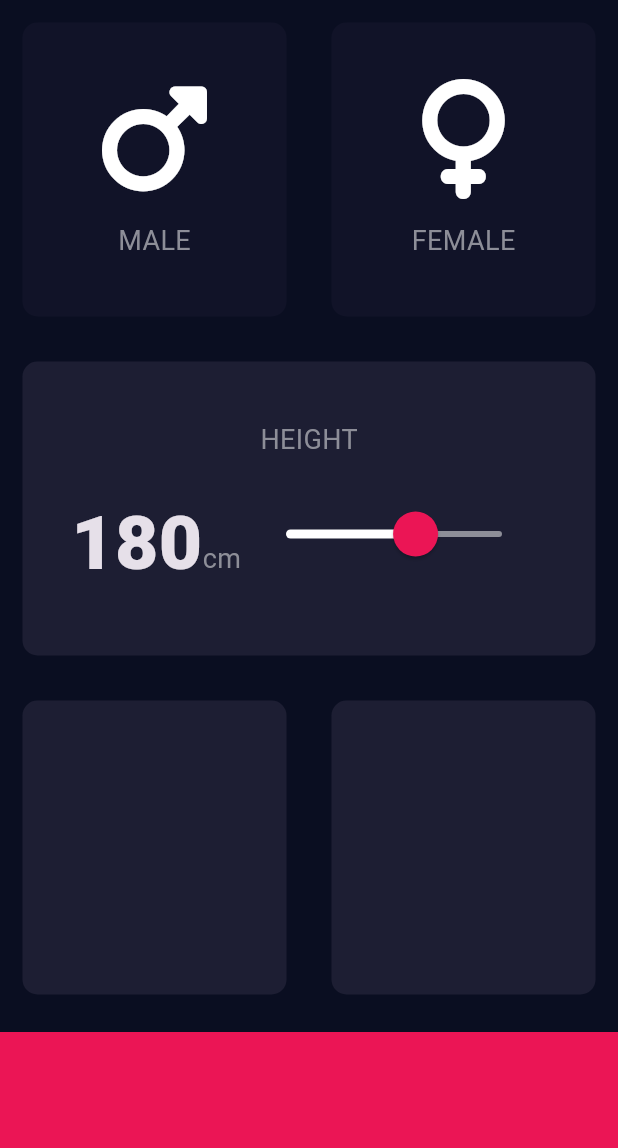
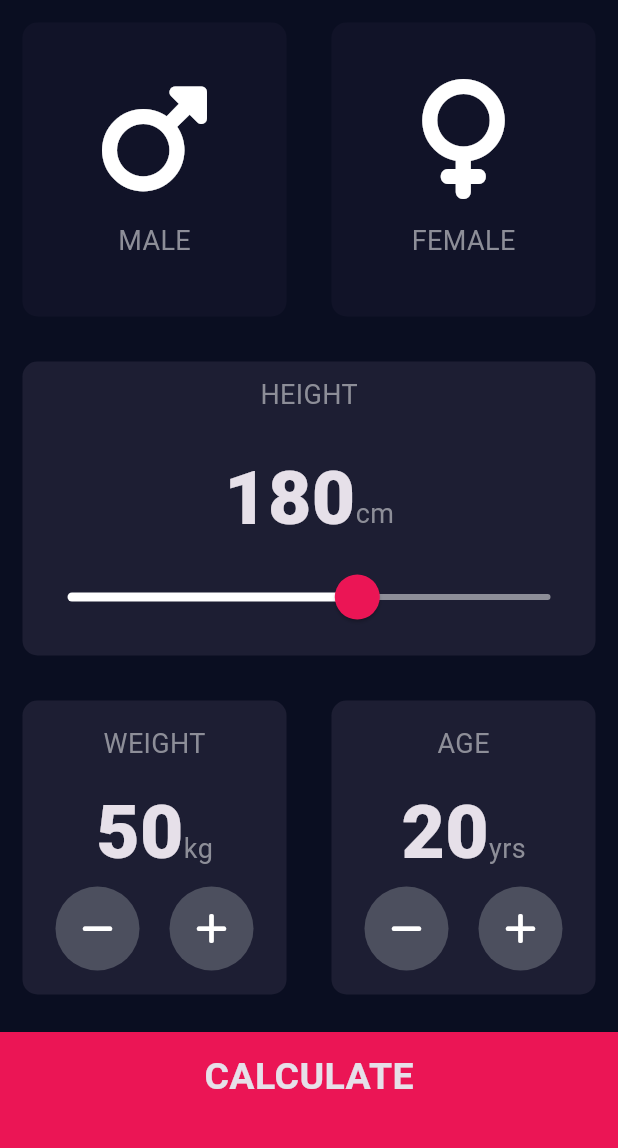
Before and after one commit to Arnoldmosha60/BMI-CALCULATOR, a Flutter app: the screen it shows after launch, on a phone screen of 412 x 824 dp, the part 84-1232 px from its top. Run offline on Flutter 3.47's test engine with Material 3 defaults, Android fonts, the phone set to English and light mode, and no system bars; our stand-ins replace font_awesome_flutter.

Commit message:
Second Commit. Completed

```diff
--- /dev/null
+++ b/lib/calculator_brain.dart
@@ -0,0 +1,36 @@
+import 'dart:math';
+
+class CalculatorBrain {
+  final int weight;
+  final int height;
+
+  CalculatorBrain(
+      {required this.weight, required this.height});
+
+  late final double _bmi;
+
+  String bmi() {
+    _bmi = weight / pow(height / 100, 2);
+    return _bmi.toStringAsFixed(1);
+  }
+
+  String getResult() {
+    if (_bmi >= 25) {
+      return 'Overweight';
+    } else if (_bmi >= 18.5) {
+      return 'Normal';
+    } else {
+      return 'Underweight';
+    }
+  }
+
+  String getInterpretation() {
+    if (_bmi >= 25) {
+      return 'You have a higher than normal body weight. Try to exercise more';
+    } else if (_bmi >= 18.5) {
+      return 'You have a normal body weight. Good job';
+    } else {
+      return 'You have a lower than normal body weight. You can eat a bit more';
+    }
+  }
+}
--- /dev/null
+++ b/lib/components/bottom_button.dart
@@ -0,0 +1,33 @@
+import 'package:flutter/material.dart';
+import '../constants.dart';
+
+class BottomButton extends StatelessWidget {
+  const BottomButton({
+    super.key,
+    required this.onTap,
+    required this.label,
+  });
+
+  final onTap;
+  final String label;
+
+  @override
+  Widget build(BuildContext context) {
+    return GestureDetector(
+      onTap: onTap,
+      child: Container(
+        color: kBottomContainerColor,
+        margin: const EdgeInsets.only(top: 10.0),
+        width: double.infinity,
+        height: kBottomContainerHeight,
+        padding: const EdgeInsets.only(bottom: 20.0),
+        child: Center(
+          child: Text(
+            label,
+            style: kLargeTextStyle,
+          ),
+        ),
+      ),
+    );
+  }
+}
--- a/lib/icon_content.dart
+++ b/lib/components/icon_content.dart
@@ -1,5 +1,5 @@
 import 'package:flutter/material.dart';
-import 'constants.dart';
+import '../constants.dart';
 
 class IconContent extends StatelessWidget {
   final IconData icon;
--- /dev/null
+++ b/lib/components/round_icon_button.dart
@@ -0,0 +1,25 @@
+import 'package:flutter/material.dart';
+import '../constants.dart';
+
+class RoundIconButton extends StatelessWidget {
+  const RoundIconButton(
+      {super.key, required this.icon, required this.onPressed});
+
+  final IconData icon;
+  final onPressed;
+
+  @override
+  Widget build(BuildContext context) {
+    return RawMaterialButton(
+      onPressed: onPressed,
+      elevation: 0.0,
+      constraints: const BoxConstraints.tightFor(
+        width: 56.0,
+        height: 56.0,
+      ),
+      shape: const CircleBorder(),
+      fillColor: const Color(0xFF4C4F5E),
+      child: Icon(icon),
+    );
+  }
+}
--- a/lib/input_page.dart
+++ /dev/null
@@ -1,166 +0,0 @@
-import 'package:flutter/foundation.dart';
-import 'package:flutter/material.dart';
-import 'package:font_awesome_flutter/font_awesome_flutter.dart';
-import 'reusable_card.dart';
-import 'icon_content.dart';
-import 'constants.dart';
-
-enum Gender { male, female }
-
-class InputPage extends StatefulWidget {
-  const InputPage({super.key});
-
-  @override
-  _InputPageState createState() => _InputPageState();
-}
-
-class _InputPageState extends State<InputPage> {
-  Gender? selectedGender;
-  int height = 180;
-
-  @override
-  Widget build(BuildContext context) {
-    return Scaffold(
-      appBar: AppBar(
-        title: const Text('BMI CALCULATOR'),
-      ),
-      body: Column(
-        crossAxisAlignment: CrossAxisAlignment.stretch,
-        children: [
-          Expanded(
-            child: Row(
-              children: [
-                Expanded(
-                  child: ReusableCard(
-                    onPress: () {
-                      setState(() {
-                        selectedGender = Gender.male;
-                      });
-                    },
-                    colour: selectedGender == Gender.male
-                        ? kActiveCardColor
-                        : kInactiveCardColor,
-                    cardChild: const IconContent(
-                      icon: FontAwesomeIcons.mars,
-                      label: 'MALE',
-                    ),
-                  ),
-                ),
-                Expanded(
-                  child: ReusableCard(
-                    onPress: () {
-                      setState(() {
-                        selectedGender = Gender.female;
-                      });
-                    },
-                    colour: selectedGender == Gender.female
-                        ? kActiveCardColor
-                        : kInactiveCardColor,
-                    cardChild: const IconContent(
-                      icon: FontAwesomeIcons.venus,
-                      label: 'FEMALE',
-                    ),
-                  ),
-                ),
-              ],
-            ),
-          ),
-          Expanded(
-            child: ReusableCard(
-              onPress: () {
-                if (kDebugMode) {
-                  print('object');
-                }
-              },
-              colour: kActiveCardColor,
-              cardChild: Column(
-                mainAxisAlignment: MainAxisAlignment.center,
-                children: [
-                  const Text(
-                    'HEIGHT',
-                    style: kTextStyle,
-                  ),
-                  const SizedBox(
-                    height: 20.0,
-                  ),
-                  Row(
-                    mainAxisAlignment: MainAxisAlignment.center,
-                    crossAxisAlignment: CrossAxisAlignment.baseline,
-                    textBaseline: TextBaseline.alphabetic,
-                    children: [
-                      Text(
-                        height.toString(),
-                        style: kTextStyle1,
-                      ),
-                      const Text(
-                        'cm',
-                        style: kTextStyle,
-                      ),
-                      SliderTheme(
-                        data: SliderTheme.of(context).copyWith(
-                          activeTrackColor: kActiveSliderColor,
-                          inactiveTrackColor: kInactiveSliderColor,
-                          thumbColor: kBottomContainerColor,
-                          overlayColor: kOverlayColor,
-                          thumbShape: const RoundSliderThumbShape(
-                            enabledThumbRadius: kEnabledThumbRadius,
-                          ),
-                          overlayShape: const RoundSliderOverlayShape(
-                            overlayRadius: kOverlayRadius,
-                          ),
-                        ),
-                        child: Slider(
-                            value: height.toDouble(),
-                            min: kMinSliderValue,
-                            max: kMaxSliderValue,
-                            onChanged: (double newHeight) {
-                              setState(() {
-                                height = newHeight.round();
-                              });
-                            }),
-                      ),
-                    ],
-                  ),
-                ],
-              ),
-            ),
-          ),
-          Expanded(
-            child: Row(
-              children: [
-                Expanded(
-                  child: ReusableCard(
-                    onPress: () {
-                      if (kDebugMode) {
-                        print('object');
-                      }
-                    },
-                    colour: kActiveCardColor,
-                    cardChild: const Column(),
-                  ),
-                ),
-                Expanded(
-                  child: ReusableCard(
-                    onPress: () {
-                      if (kDebugMode) {
-                        print('Welcome');
-                      }
-                    },
-                    colour: kActiveCardColor,
-                    cardChild: const Column(),
-                  ),
-                ),
-              ],
-            ),
-          ),
-          Container(
-            color: kBottomContainerColor,
-            margin: const EdgeInsets.only(top: 10.0),
-            width: double.infinity,
-            height: kBottomContainerHeight,
-          ),
-        ],
-      ),
-    );
-  }
-}
--- a/lib/main.dart
+++ b/lib/main.dart
@@ -1,5 +1,5 @@
 import 'package:flutter/material.dart';
-import 'input_page.dart';
+import 'screens/input_page.dart';
 
 void main() => runApp(BMICalculator());
 
--- /dev/null
+++ b/lib/screens/input_page.dart
@@ -0,0 +1,283 @@
+import 'package:flutter/foundation.dart';
+import 'package:flutter/material.dart';
+import 'package:font_awesome_flutter/font_awesome_flutter.dart';
+import '../components/reusable_card.dart';
+import '../components/icon_content.dart';
+import '../constants.dart';
+import 'results_page.dart';
+import '../components/bottom_button.dart';
+import '../components/round_icon_button.dart';
+import 'package:bmi_calculator/calculator_brain.dart';
+
+enum Gender { male, female }
+
+class InputPage extends StatefulWidget {
+  const InputPage({super.key});
+
+  @override
+  _InputPageState createState() => _InputPageState();
+}
+
+class _InputPageState extends State<InputPage> {
+  Gender? selectedGender;
+  int height = 180;
+  int weight = 50;
+  int age = 20;
+
+  @override
+  Widget build(BuildContext context) {
+    return Scaffold(
+      appBar: AppBar(
+        title: const Text('BMI CALCULATOR'),
+      ),
+      body: Column(
+        crossAxisAlignment: CrossAxisAlignment.stretch,
+        children: [
+          Expanded(
+            child: Row(
+              children: [
+                Expanded(
+                  child: ReusableCard(
+                    onPress: () {
+                      setState(() {
+                        selectedGender = Gender.male;
+                      });
+                    },
+                    colour: selectedGender == Gender.male
+                        ? kActiveCardColor
+                        : kInactiveCardColor,
+                    cardChild: const IconContent(
+                      icon: FontAwesomeIcons.mars,
+                      label: 'MALE',
+                    ),
+                  ),
+                ),
+                Expanded(
+                  child: ReusableCard(
+                    onPress: () {
+                      setState(() {
+                        selectedGender = Gender.female;
+                      });
+                    },
+                    colour: selectedGender == Gender.female
+                        ? kActiveCardColor
+                        : kInactiveCardColor,
+                    cardChild: const IconContent(
+                      icon: FontAwesomeIcons.venus,
+                      label: 'FEMALE',
+                    ),
+                  ),
+                ),
+              ],
+            ),
+          ),
+          Expanded(
+            child: ReusableCard(
+              onPress: () {
+                if (kDebugMode) {
+                  print('object');
+                }
+              },
+              colour: kActiveCardColor,
+              cardChild: Column(
+                mainAxisAlignment: MainAxisAlignment.center,
+                children: [
+                  const Text(
+                    'HEIGHT',
+                    style: kTextStyle,
+                  ),
+                  const SizedBox(
+                    height: 20.0,
+                  ),
+                  Row(
+                    mainAxisAlignment: MainAxisAlignment.center,
+                    crossAxisAlignment: CrossAxisAlignment.baseline,
+                    textBaseline: TextBaseline.alphabetic,
+                    children: [
+                      Text(
+                        height.toString(),
+                        style: kTextStyle1,
+                      ),
+                      const Text(
+                        'cm',
+                        style: kTextStyle,
+                      ),
+                    ],
+                  ),
+                  SliderTheme(
+                    data: SliderTheme.of(context).copyWith(
+                      activeTrackColor: kActiveSliderColor,
+                      inactiveTrackColor: kInactiveSliderColor,
+                      thumbColor: kBottomContainerColor,
+                      overlayColor: kOverlayColor,
+                      thumbShape: const RoundSliderThumbShape(
+                        enabledThumbRadius: kEnabledThumbRadius,
+                      ),
+                      overlayShape: const RoundSliderOverlayShape(
+                        overlayRadius: kOverlayRadius,
+                      ),
+                    ),
+                    child: Slider(
+                        value: height.toDouble(),
+                        min: kMinSliderValue,
+                        max: kMaxSliderValue,
+                        onChanged: (double newHeight) {
+                          setState(() {
+                            height = newHeight.round();
+                          });
+                        }),
+                  ),
+                ],
+              ),
+            ),
+          ),
+          Expanded(
+            child: Row(
+              children: [
+                Expanded(
+                  child: ReusableCard(
+                    onPress: () {
+                      if (kDebugMode) {
+                        print('object');
+                      }
+                    },
+                    colour: kActiveCardColor,
+                    cardChild: Column(
+                      mainAxisAlignment: MainAxisAlignment.center,
+                      children: [
+                        const Text(
+                          'WEIGHT',
+                          style: kTextStyle,
+                        ),
+                        const SizedBox(
+                          height: 10.0,
+                        ),
+                        Row(
+                          mainAxisAlignment: MainAxisAlignment.center,
+                          crossAxisAlignment: CrossAxisAlignment.baseline,
+                          textBaseline: TextBaseline.alphabetic,
+                          children: [
+                            Text(
+                              weight.toString(),
+                              style: kTextStyle1,
+                            ),
+                            const Text(
+                              'kg',
+                              style: kTextStyle,
+                            ),
+                          ],
+                        ),
+                        Row(
+                          mainAxisAlignment: MainAxisAlignment.center,
+                          children: [
+                            RoundIconButton(
+                              icon: FontAwesomeIcons.minus,
+                              onPressed: () {
+                                setState(() {
+                                  weight--;
+                                });
+                              },
+                            ),
+                            const SizedBox(
+                              width: 20.0,
+                            ),
+                            RoundIconButton(
+                              icon: FontAwesomeIcons.plus,
+                              onPressed: () {
+                                setState(() {
+                                  weight++;
+                                });
+                              },
+                            ),
+                          ],
+                        ),
+                      ],
+                    ),
+                  ),
+                ),
+                Expanded(
+                  child: ReusableCard(
+                    onPress: () {
+                      if (kDebugMode) {
+                        print('Welcome');
+                      }
+                    },
+                    colour: kActiveCardColor,
+                    cardChild: Column(
+                      mainAxisAlignment: MainAxisAlignment.center,
+                      children: [
+                        const Text(
+                          'AGE',
+                          style: kTextStyle,
+                        ),
+                        const SizedBox(
+                          height: 10.0,
+                        ),
+                        Row(
+                          mainAxisAlignment: MainAxisAlignment.center,
+                          crossAxisAlignment: CrossAxisAlignment.baseline,
+                          textBaseline: TextBaseline.alphabetic,
+                          children: [
+                            Text(
+                              age.toString(),
+                              style: kTextStyle1,
+                            ),
+                            const Text(
+                              'yrs',
+                              style: kTextStyle,
+                            ),
+                          ],
+                        ),
+                        Row(
+                          mainAxisAlignment: MainAxisAlignment.center,
+                          children: [
+                            RoundIconButton(
+                              icon: FontAwesomeIcons.minus,
+                              onPressed: () {
+                                setState(() {
+                                  age--;
+                                });
+                              },
+                            ),
+                            const SizedBox(
+                              width: 20.0,
+                            ),
+                            RoundIconButton(
+                              icon: FontAwesomeIcons.plus,
+                              onPressed: () {
+                                setState(() {
+                                  age++;
+                                });
+                              },
+                            ),
+                          ],
+                        ),
+                      ],
+                    ),
+                  ),
+                ),
+              ],
+            ),
+          ),
+          BottomButton(
+            label: 'CALCULATE',
+            onTap: () {
+              CalculatorBrain calc =
+                  CalculatorBrain(weight: weight, height: height);
+              Navigator.push(
+                context,
+                MaterialPageRoute(
+                  builder: (context) => ResultPage(
+                    bmiResult: calc.bmi(),
+                    bmiText: calc.getResult(),
+                    interpretation: calc.getInterpretation(),
+                  ),
+                ),
+              );
+            },
+          ),
+        ],
+      ),
+    );
+  }
+}
```
Also changed, not shown: lib/constants.dart (+21 -0 lines), lib/screens/results_page.dart (added, +78 -0 lines), lib/components/reusable_card.dart (renamed from lib/reusable_card.dart).
